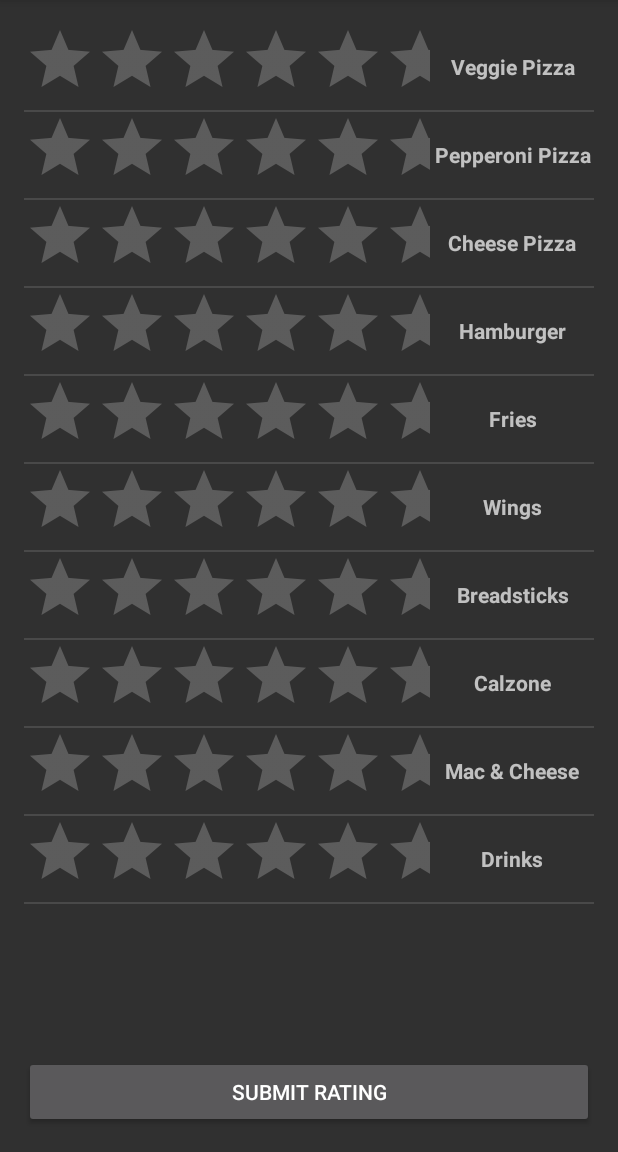
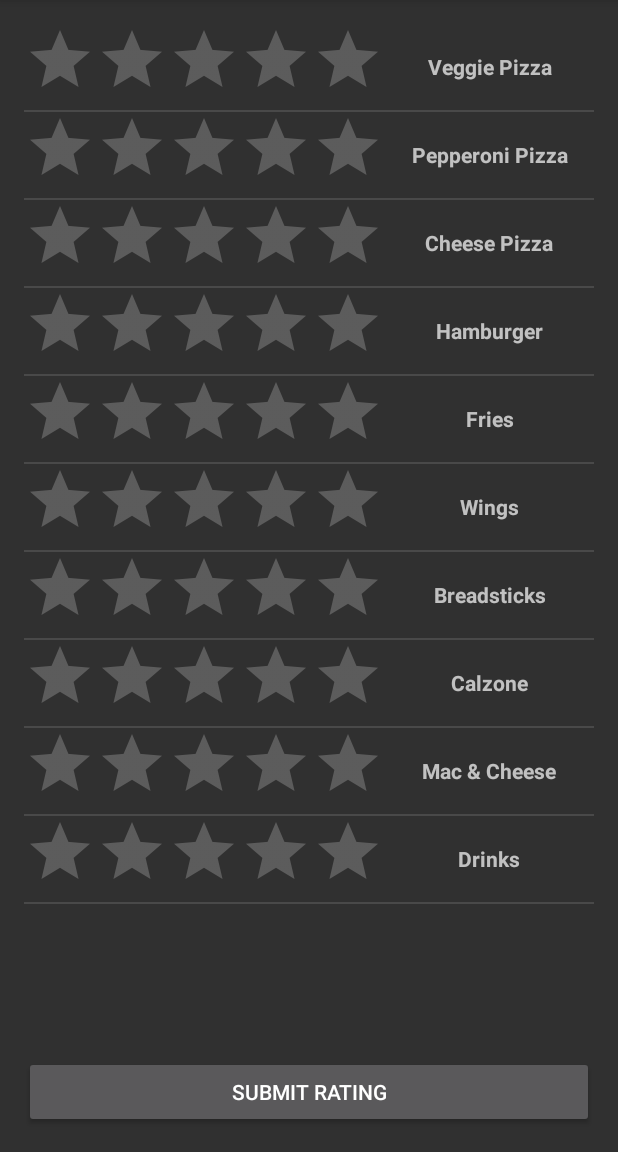
Before and after one commit to Jimmy-Jorge/Speedbyte-Restaurant-Automation, an Android app: the Payment screen opened directly, with no data from a screen before it, after a tap on "PAY NOW", on a phone screen of 412 x 824 dp, the part 84-1236 px from its top. Run offline under Robolectric (Android 15) with nearby library versions, the phone set to English and light mode, and no system bars; 1 statement that could not run was skipped.

Commit message:
fixed number picker and made changes to payment

```diff
--- a/app/src/main/java/com/example/vam1994/speedbytedemo/ManagerInventory.java
+++ b/app/src/main/java/com/example/vam1994/speedbytedemo/ManagerInventory.java
@@ -100,7 +100,6 @@ public class ManagerInventory extends AppCompatActivity {
         //xAxis.setAvoidFirstLastClipping(true);
         //xAxis.setSpaceMin(20f);
 
-
         YAxis yAxis = chart.getAxisLeft();
         yAxis.setValueFormatter(new LargeValueFormatter());
         yAxis.setDrawGridLines(true);
@@ -108,7 +107,5 @@ public class ManagerInventory extends AppCompatActivity {
         yAxis.setAxisMinimum(0);
         yAxis.setTextColor(Color.WHITE);
         yAxis.setXOffset(2f);
-
-
     }
 }
--- a/app/src/main/java/com/example/vam1994/speedbytedemo/Payment.java
+++ b/app/src/main/java/com/example/vam1994/speedbytedemo/Payment.java
@@ -5,7 +5,10 @@ import android.support.v7.app.AppCompatActivity;
 import android.os.Bundle;
 import android.view.View;
 import android.widget.Button;
+import android.widget.TextView;
 import android.widget.Toast;
+
+import java.util.Random;
 
 public class Payment extends AppCompatActivity {
 
@@ -14,6 +17,11 @@ public class Payment extends AppCompatActivity {
     @Override
     protected void onCreate(Bundle savedInstanceState) {
         super.onCreate(savedInstanceState);
+
+        TextView tv = (TextView)findViewById(R.id.paymentText);
+        Random r = new Random();
+        int amount = r.nextInt(100 - 10) + 10;
+        tv.setText("Random Number : " + amount);
         setContentView(R.layout.activity_payment);
 
         button = (Button)findViewById(R.id.payButton);
--- a/app/src/main/java/com/example/vam1994/speedbytedemo/RatingPage.java
+++ b/app/src/main/java/com/example/vam1994/speedbytedemo/RatingPage.java
@@ -87,7 +87,6 @@ public class RatingPage extends AppCompatActivity {
             @SuppressLint("SetTextI18n")
             @Override
             public void onItemClick(AdapterView<?> parent, View view, int position, long id) {
-
                 final Dialog dialog = new Dialog(RatingPage.this);
                 dialog.setContentView(R.layout.layout_dialog);
                 dialog.setTitle("Food Item details");
@@ -119,7 +118,5 @@ public class RatingPage extends AppCompatActivity {
         arrayList.add(new FoodItem(0, "Calzone"));
         arrayList.add(new FoodItem(0, "Mac & Cheese"));
         arrayList.add(new FoodItem(0, "Drinks"));
-
     }
-
 }
--- a/app/src/main/res/layout/activity_payment.xml
+++ b/app/src/main/res/layout/activity_payment.xml
@@ -7,13 +7,12 @@
     tools:context="com.example.vam1994.speedbytedemo.Payment">
 
     <TextView
+            android:id = "@+id/paymentText"
         android:layout_width="wrap_content"
         android:layout_height="wrap_content"
-        android:text="Your Total:      $30.00"
         android:textSize="40dp"
         tools:layout_editor_absoluteY="197dp"
         tools:layout_editor_absoluteX="0dp" />
-
 
     <Button
         android:layout_width="wrap_content"
--- a/app/src/main/res/layout/item_listview.xml
+++ b/app/src/main/res/layout/item_listview.xml
@@ -7,13 +7,13 @@
 
     <RatingBar
         android:id="@+id/rate_img"
-        android:layout_width="5dp"
+        android:layout_width="wrap_content"
         android:layout_height="wrap_content"
-        android:layout_weight="1.22"
         android:maxWidth="10dp"
         android:minWidth="10dp"
         android:numStars="5"
-        android:stepSize="1" />
+        android:stepSize="1"
+        android:isIndicator="true"/>
 
     <TextView
         android:id="@+id/text"
@@ -24,4 +24,10 @@
         android:gravity="center"
         android:textStyle="bold" />
 
+    <!--<NumberPicker
+            android:id="@+id/numberPicker"
+            android:layout_width="wrap_content"
+            android:layout_height="104dp"
+            android:layout_alignParentEnd="true"/>-->
+
 </LinearLayout>
--- a/app/src/main/res/layout/menuadapterrows.xml
+++ b/app/src/main/res/layout/menuadapterrows.xml
@@ -28,8 +28,10 @@
         android:layout_width="240dp"
         android:layout_height="wrap_content"
         android:id="@+id/setRating"
+        android:maxWidth="10dp"
+        android:minWidth="10dp"
         android:numStars="5"
-        android:rating="2"
+        android:stepSize="1"
         android:layout_below="@+id/menuItem" />
 
 </RelativeLayout>
--- a/app/src/main/res/values/strings.xml
+++ b/app/src/main/res/values/strings.xml
@@ -25,6 +25,7 @@
 
 
     <string name="submit_rating">Submit Rating</string>
+    <string name = "place_order">Place Order</string>
 
 
 </resources>
```
Also changed, not shown: app/src/main/java/com/example/vam1994/speedbytedemo/ManagerEditItem.java (+7 -0 lines), app/src/main/java/com/example/vam1994/speedbytedemo/Menu.java (+8 -4 lines), app/src/main/java/com/example/vam1994/speedbytedemo/MenuAdapter.java (+7 -1 lines), app/src/main/res/layout/activity_manager_edit_item.xml (+4 -4 lines), app/src/main/res/layout/activity_menu.xml (indentation only).
